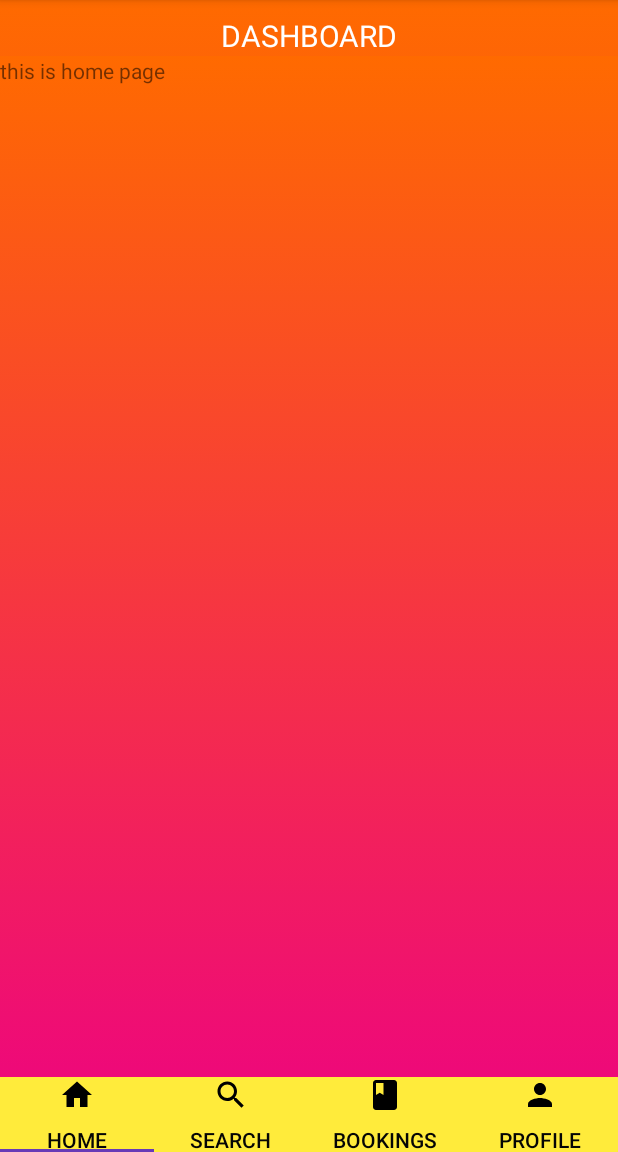
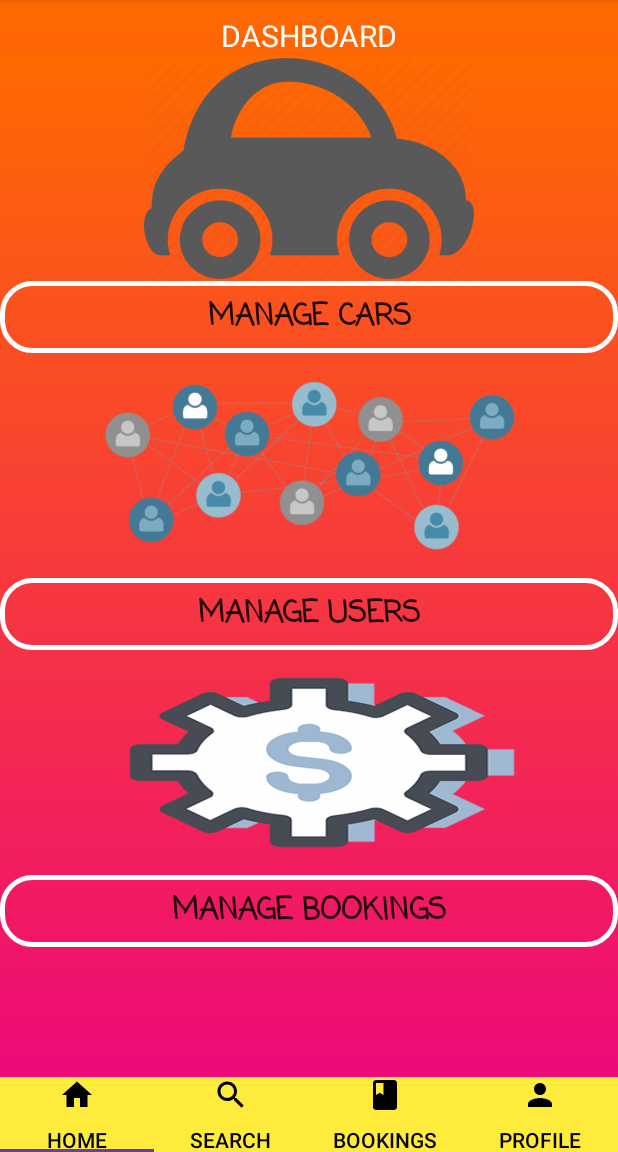
Before and after one commit to ashimmaharjan/Car_Rental_App, an Android app: the Home screen opened directly, with no data from a screen before it, on a phone screen of 412 x 824 dp, the part 84-1236 px from its top. Run offline under Robolectric (Android 15) with nearby library versions, the light colour scheme and no system bars.

Commit message:
layout of fragment HOME designed

```diff
--- a/app/src/main/res/layout/fragment_home.xml
+++ b/app/src/main/res/layout/fragment_home.xml
@@ -6,9 +6,63 @@
     tools:context=".Fragments.Home">
 
     <!-- TODO: Update blank fragment layout -->
-    <TextView
+
+
+    <ScrollView
         android:layout_width="match_parent"
-        android:layout_height="match_parent"
-        android:text="this is home page" />
+        android:layout_height="match_parent">
+
+        <LinearLayout
+            android:layout_width="match_parent"
+            android:layout_height="match_parent"
+            android:orientation="vertical">
+
+            <ImageView
+                android:layout_width="match_parent"
+                android:layout_height="150dp"
+                android:src="@drawable/car"/>
+
+            <Button
+                android:id="@+id/manageCars"
+                android:layout_width="match_parent"
+                android:layout_height="wrap_content"
+                android:text="manage cars"
+                android:textSize="20sp"
+                android:fontFamily="casual"
+                android:textStyle="bold"
+                android:background="@drawable/btn_style"/>
+
+            <ImageView
+                android:layout_width="match_parent"
+                android:layout_height="150dp"
+                android:src="@drawable/manage_users"/>
+
+            <Button
+                android:id="@+id/manageUsers"
+                android:layout_width="match_parent"
+                android:layout_height="wrap_content"
+                android:text="MANAGE USERS"
+                android:textSize="20sp"
+                android:fontFamily="casual"
+                android:textStyle="bold"
+                android:background="@drawable/btn_style"/>
+
+            <ImageView
+                android:layout_width="match_parent"
+                android:layout_height="150dp"
+                android:src="@drawable/manage" />
+
+            <Button
+                android:id="@+id/manageBookings"
+                android:layout_width="match_parent"
+                android:layout_height="wrap_content"
+                android:text="MANAGE BOOKINGS"
+                android:textSize="20sp"
+                android:fontFamily="casual"
+                android:textStyle="bold"
+                android:background="@drawable/btn_style"/>
+        </LinearLayout>
+
+    </ScrollView>
 
 </FrameLayout>
```
Also changed, not shown: app/src/main/res/drawable/car.png (added), app/src/main/res/drawable/manage.png (added), app/src/main/res/drawable/manage_users.png (added), app/src/main/res/drawable/rentandcomment.png (added).
